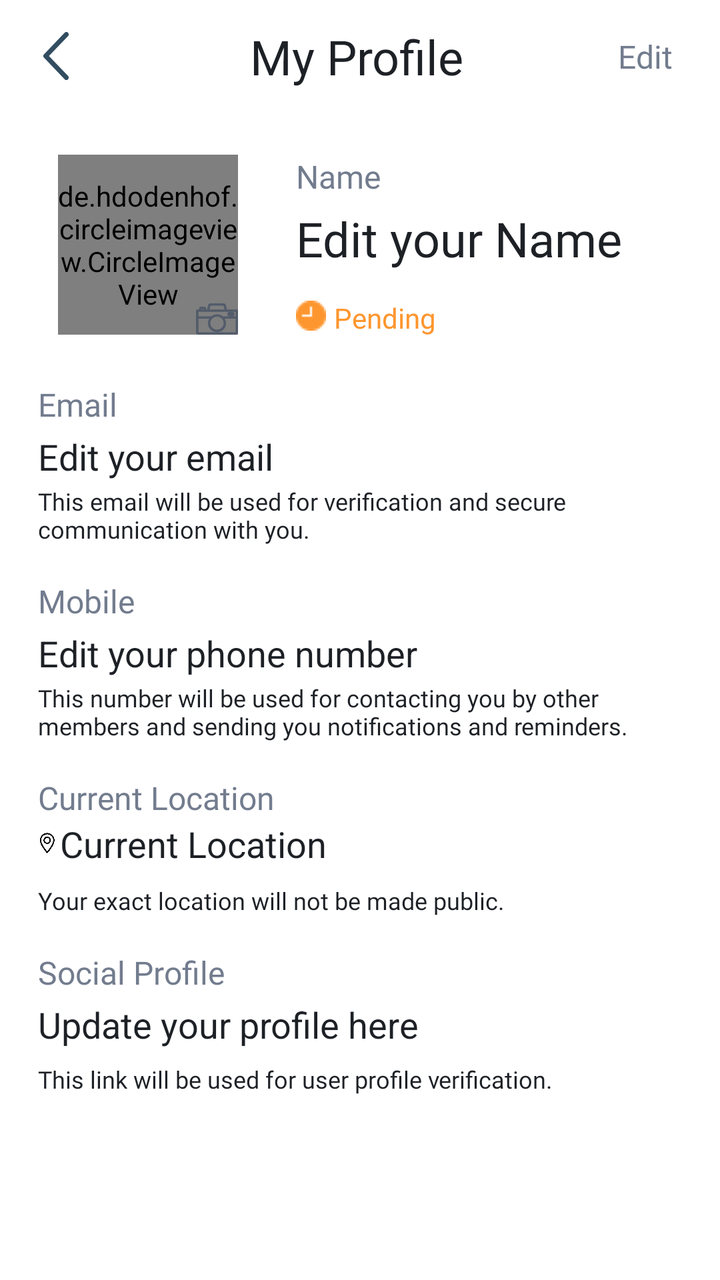
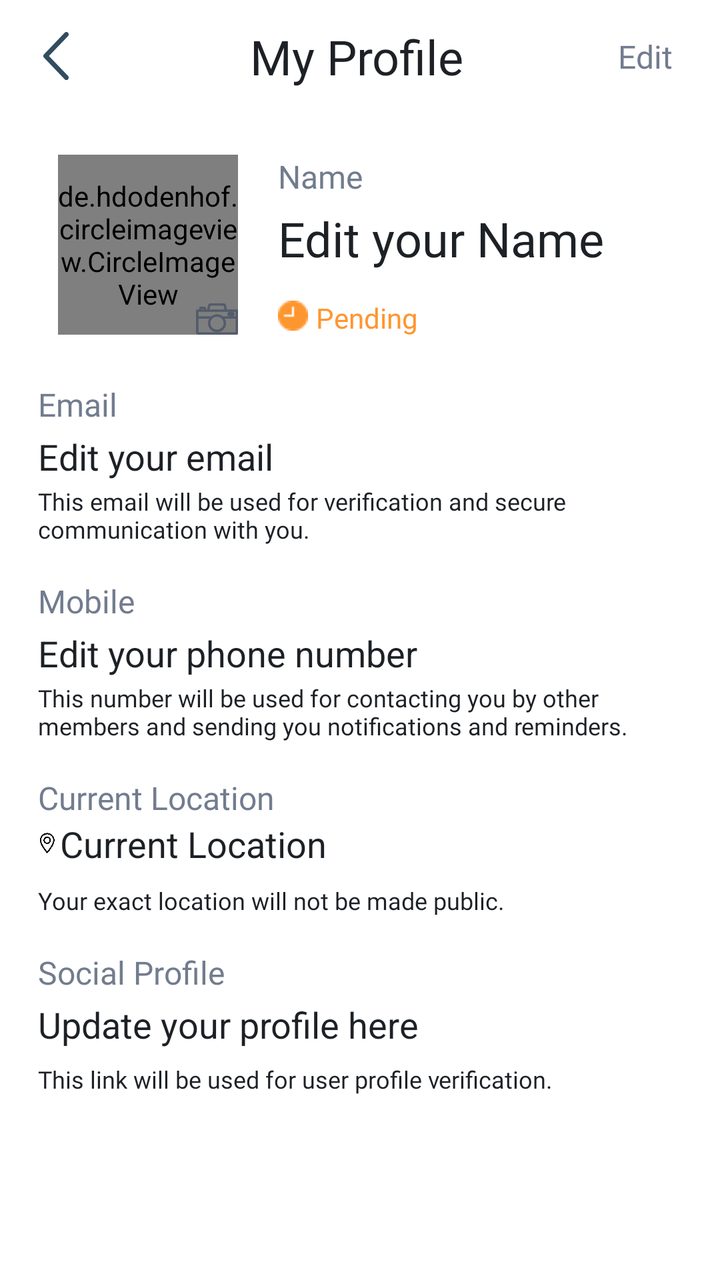

An Android layout rendered at two revisions. The XML below is the earlier revision; the diff shows what the commit changed to produce the second picture.
<!-- AndroidManifest.xml: application theme Theme.AbraaKaDabraa.App -->
<!-- res/layout/activity_my_profile2.xml -->
<?xml version="1.0" encoding="utf-8"?>
<androidx.constraintlayout.widget.ConstraintLayout xmlns:android="http://schemas.android.com/apk/res/android"
    xmlns:app="http://schemas.android.com/apk/res-auto"
    xmlns:tools="http://schemas.android.com/tools"
    android:layout_width="match_parent"
    android:layout_height="match_parent">

    <androidx.constraintlayout.widget.ConstraintLayout
        android:id="@+id/socialProfilePopUPLayout"
        android:layout_width="match_parent"
        android:layout_height="match_parent"
        android:background="@color/alert_bg_color"
        android:elevation="5dp"
        android:visibility="gone"
        app:layout_constraintBottom_toBottomOf="parent"
        app:layout_constraintEnd_toEndOf="parent"
        app:layout_constraintStart_toStartOf="parent"
        app:layout_constraintTop_toTopOf="parent">

        <androidx.cardview.widget.CardView
            android:id="@+id/successDialog1"
            android:layout_width="350dp"
            android:layout_height="220dp"
            android:visibility="visible"
            app:cardBackgroundColor="@color/new_bg_color"
            app:cardCornerRadius="16dp"
            app:layout_constraintBottom_toBottomOf="parent"
            app:layout_constraintEnd_toEndOf="parent"
            app:layout_constraintStart_toStartOf="parent"
            app:layout_constraintTop_toTopOf="parent">

            <androidx.constraintlayout.widget.ConstraintLayout
                android:layout_width="match_parent"
                android:layout_height="match_parent"
                android:background="@drawable/new_bg_theme">

                <TextView
                    android:id="@+id/textView8111"
                    android:layout_width="0dp"
                    android:layout_height="wrap_content"
                    android:layout_marginStart="16dp"
                    android:layout_marginTop="24dp"
                    android:layout_marginEnd="16dp"
                    android:fontFamily="@font/montserrat_medium"
                    android:gravity="center"
                    android:text="Please enter your profile ID to link \nyour social account to this app"
                    android:textColor="@color/title_color"
                    android:textSize="16sp"
                    app:layout_constraintEnd_toEndOf="parent"
                    app:layout_constraintStart_toStartOf="parent"
                    app:layout_constraintTop_toTopOf="parent" />

                <EditText
                    android:id="@+id/profileLink"
                    android:layout_width="198.95dp"
                    android:layout_height="41.73dp"
                    android:layout_marginTop="16dp"
                    android:background="@color/white"
                    android:gravity="center"
                    android:hint="Profile link ID"
                    android:padding="2dp"
                    app:layout_constraintEnd_toEndOf="@+id/textView8111"
                    app:layout_constraintStart_toStartOf="@+id/textView8111"
                    app:layout_constraintTop_toBottomOf="@+id/textView8111" />

                <TextView
                    android:id="@+id/okGotItBtn1"
                    android:layout_width="98dp"
                    android:layout_height="36dp"
                    android:layout_marginStart="32dp"
                    android:layout_marginEnd="32dp"
                    android:background="@drawable/btn_bg_rounded_rect"
                    android:fontFamily="@font/montserrat_semi_bold"
                    android:gravity="center"
                    android:text="Submit"
                    android:textAllCaps="false"
                    android:textColor="@color/white"
                    android:textSize="16sp"
                    app:layout_constraintBottom_toBottomOf="parent"
                    app:layout_constraintEnd_toEndOf="parent"
                    app:layout_constraintStart_toStartOf="parent"
                    app:layout_constraintTop_toBottomOf="@+id/profileLink"
                    app:layout_constraintVertical_bias="0.38" />
            </androidx.constraintlayout.widget.ConstraintLayout>
        </androidx.cardview.widget.CardView>
    </androidx.constraintlayout.widget.ConstraintLayout>

    <androidx.constraintlayout.widget.ConstraintLayout
        android:id="@+id/successLayout"
        android:layout_width="match_parent"
        android:layout_height="match_parent"
        android:background="@color/alert_bg_color"
        android:visibility="gone"
        android:elevation="5dp">

        <androidx.cardview.widget.CardView
            android:id="@+id/successDialog"
            android:layout_width="284dp"
            android:layout_height="192dp"
            android:visibility="visible"
            app:cardBackgroundColor="@color/new_bg_color"
            app:cardCornerRadius="16dp"
            app:layout_constraintBottom_toBottomOf="parent"
            app:layout_constraintEnd_toEndOf="parent"
            app:layout_constraintStart_toStartOf="parent"
            app:layout_constraintTop_toTopOf="parent">

            <androidx.constraintlayout.widget.ConstraintLayout
                android:layout_width="match_parent"
                android:layout_height="match_parent">

                <TextView
                    android:id="@+id/textView811"
                    android:layout_width="0dp"
                    android:layout_height="wrap_content"
                    android:layout_marginStart="16dp"
                    android:layout_marginTop="24dp"
                    android:layout_marginEnd="16dp"
                    android:gravity="center"
                    android:fontFamily="@font/montserrat_medium"
                    android:textSize="16sp"
                    android:textColor="@color/title_color"
                    android:text="Your profile is successfully submitted for verification. We will take 2 business days to verify. You will receive a notification."
                    app:layout_constraintEnd_toEndOf="parent"
                    app:layout_constraintStart_toStartOf="parent"
                    app:layout_constraintTop_toTopOf="parent" />

                <TextView
                    android:id="@+id/okGotItBtn"
                    android:layout_width="98dp"
                    android:layout_height="36dp"
                    android:layout_marginStart="32dp"
                    android:layout_marginTop="16dp"
                    android:layout_marginEnd="32dp"
                    android:layout_marginBottom="24dp"
                    android:background="@drawable/btn_bg_rounded_rect"
                    android:fontFamily="@font/montserrat_semi_bold"
                    android:gravity="center"
                    android:text="Ok, Got it"
                    android:textAllCaps="false"
                    android:textColor="@color/white"
                    android:textSize="16sp"
                    app:layout_constraintBottom_toBottomOf="parent"
                    app:layout_constraintEnd_toEndOf="parent"
                    app:layout_constraintStart_toStartOf="parent"
                    app:layout_constraintTop_toBottomOf="@+id/textView811" />
            </androidx.constraintlayout.widget.ConstraintLayout>
        </androidx.cardview.widget.CardView>
    </androidx.constraintlayout.widget.ConstraintLayout>

    <androidx.constraintlayout.widget.ConstraintLayout
        android:id="@+id/socialProfileLayout"
        android:layout_width="match_parent"
        android:layout_height="match_parent"
        android:background="@color/alert_bg_color"
        android:elevation="5dp"
        android:visibility="gone"
        app:layout_constraintBottom_toBottomOf="parent"
        app:layout_constraintEnd_toEndOf="parent"
        app:layout_constraintStart_toStartOf="parent"
        app:layout_constraintTop_toTopOf="parent">

        <androidx.constraintlayout.widget.ConstraintLayout
            android:id="@+id/bottomSheet"
            android:layout_width="match_parent"
            android:layout_height="wrap_content"
            android:background="@drawable/bottom_sheet_shape"
            app:cardElevation="8dp"
            app:layout_constraintBottom_toBottomOf="parent"
            app:layout_constraintEnd_toEndOf="parent"
            app:layout_constraintStart_toStartOf="parent">

            <TextView
                android:id="@+id/textView76"
                android:layout_width="56dp"
                android:layout_height="3dp"
                android:layout_marginStart="8dp"
                android:layout_marginTop="8dp"
                android:layout_marginEnd="8dp"
                android:background="@color/hint_color_op_40"
                app:layout_constraintEnd_toEndOf="parent"
                app:layout_constraintStart_toStartOf="parent"
                app:layout_constraintTop_toTopOf="parent" />

            <TextView
                android:id="@+id/textView77"
                android:layout_width="wrap_content"
                android:layout_height="wrap_content"
                android:layout_marginTop="16dp"
                android:fontFamily="@font/montserrat_bold"
                android:text="Share"
                android:textColor="#707070"
                android:textSize="22sp"
                app:layout_constraintEnd_toEndOf="@+id/textView76"
                app:layout_constraintStart_toStartOf="@+id/textView76"
                app:layout_constraintTop_toBottomOf="@+id/textView76" />

            <TextView
                android:id="@+id/textView78"
                android:layout_width="0dp"
                android:layout_height="wrap_content"
                android:layout_marginStart="32dp"
                android:layout_marginTop="16dp"
                android:layout_marginEnd="32dp"
                android:fontFamily="@font/montserrat_regular"
                android:gravity="center"
                android:text="Link your profile with any of the \nbelow platforms"
                android:textColor="#707070"
                android:textSize="@dimen/sp_16"
                app:layout_constraintEnd_toEndOf="parent"
                app:layout_constraintStart_toStartOf="parent"
                app:layout_constraintTop_toBottomOf="@+id/textView77" />

            <TextView
                android:id="@+id/socialProfileHeader"
                android:layout_width="wrap_content"
                android:layout_height="wrap_content"
                android:fontFamily="@font/montserrat_bold"
                android:text="https://www.facebook.com/"
                android:textSize="@dimen/sp_16"
                android:textStyle="bold"
                android:visibility="gone"
                app:layout_constraintEnd_toStartOf="@+id/socialProfileEdt"
                app:layout_constraintStart_toStartOf="@+id/rv_social_links"
                app:layout_constraintTop_toBottomOf="@+id/rv_social_links" />

            <androidx.recyclerview.widget.RecyclerView
                android:id="@+id/rv_social_links"
                android:layout_width="0dp"
                android:layout_height="wrap_content"
                android:layout_marginStart="8dp"
                android:layout_marginTop="8dp"
                android:layout_marginEnd="16dp"
                android:layout_marginBottom="24dp"
                app:layout_constraintBottom_toBottomOf="parent"
                app:layout_constraintEnd_toEndOf="parent"
                app:layout_constraintStart_toStartOf="parent"
                app:layout_constraintTop_toBottomOf="@+id/textView78" />

            <TextView
                android:id="@+id/submitBtn"
                android:layout_width="120dp"
                android:layout_height="48dp"
                android:layout_marginStart="16dp"
                android:layout_marginTop="16dp"
                android:layout_marginEnd="16dp"
                android:layout_marginBottom="16dp"
                android:background="@drawable/btn_bg_rounded_rect"
                android:fontFamily="@font/montserrat_semi_bold"
                android:gravity="center"
                android:text="Submit"
                android:textAllCaps="false"
                android:textColor="@color/white"
                android:textSize="14sp"
                android:visibility="gone"
                app:layout_constraintBottom_toBottomOf="parent"
                app:layout_constraintEnd_toEndOf="parent"
                app:layout_constraintStart_toStartOf="parent"
                app:layout_constraintTop_toBottomOf="@+id/socialProfileEdt" />

            <EditText
                android:id="@+id/socialProfileEdt"
                android:layout_width="0dp"
                android:layout_height="wrap_content"
                android:layout_marginStart="2dp"
                android:layout_marginEnd="8dp"
                android:ems="10"
                android:hint="Enter Profile"
                android:inputType="textPersonName"
                android:textSize="18sp"
                android:visibility="gone"
                app:layout_constraintBottom_toBottomOf="@+id/socialProfileHeader"
                app:layout_constraintEnd_toEndOf="parent"
                app:layout_constraintStart_toEndOf="@+id/socialProfileHeader"
                app:layout_constraintTop_toTopOf="@+id/socialProfileHeader" />

        </androidx.constraintlayout.widget.ConstraintLayout>

    </androidx.constraintlayout.widget.ConstraintLayout>

    <ImageView
        android:id="@+id/ivBack"
        android:layout_width="24dp"
        android:layout_height="24dp"
        android:layout_marginStart="16dp"
        android:layout_marginTop="16dp"
        app:layout_constraintStart_toStartOf="parent"
        app:layout_constraintTop_toTopOf="parent"
        app:srcCompat="@drawable/ic_back_arrow" />

    <TextView
        android:id="@+id/textView82"
        android:layout_width="0dp"
        android:layout_height="wrap_content"
        android:layout_marginStart="16dp"
        android:layout_marginEnd="8dp"
        android:fontFamily="@font/montserrat_bold"
        android:gravity="center"
        android:text="My Profile"
        android:textColor="#1D2126"
        android:textSize="24sp"
        app:layout_constraintBottom_toBottomOf="@+id/ivBack"
        app:layout_constraintEnd_toStartOf="@+id/editProfile"
        app:layout_constraintStart_toEndOf="@+id/ivBack"
        app:layout_constraintTop_toTopOf="@+id/ivBack" />

    <TextView
        android:id="@+id/editProfile"
        android:layout_width="0dp"
        android:layout_height="wrap_content"
        android:layout_marginEnd="24dp"
        android:fontFamily="@font/montserrat_medium"
        android:gravity="center"
        android:text="Edit"
        android:textColor="#727C8E"
        android:textSize="@dimen/sp_16"
        app:layout_constraintBottom_toBottomOf="@+id/ivBack"
        app:layout_constraintEnd_toEndOf="parent"
        app:layout_constraintTop_toTopOf="@+id/ivBack" />

    <FrameLayout
        android:id="@+id/frameLayout2"
        android:layout_width="0dp"
        android:layout_height="wrap_content"
        android:layout_marginStart="29dp"
        android:layout_marginTop="33dp"
        app:layout_constraintStart_toStartOf="parent"
        app:layout_constraintTop_toBottomOf="@+id/textView82">

        <de.hdodenhof.circleimageview.CircleImageView
            android:id="@+id/profilePic"
            android:layout_width="90dp"
            android:layout_height="90dp"
            android:src="@color/blue_text_color" />

        <ImageView
            android:id="@+id/uploadImage"
            android:layout_width="wrap_content"
            android:layout_height="wrap_content"
            android:layout_gravity="bottom|right"
            android:elevation="4dp"
            android:enabled="false"
            app:srcCompat="@drawable/ic_camera_profile" />

    </FrameLayout>

    <TextView
        android:id="@+id/textView120"
        android:layout_width="0dp"
        android:layout_height="wrap_content"
        android:layout_marginStart="29dp"
        android:layout_marginEnd="24dp"
        android:textColor="#727C8E"
        android:fontFamily="@font/montserrat_medium"
        android:textSize="@dimen/sp_16"
        android:text="Name"
        app:layout_constraintEnd_toEndOf="parent"
        app:layout_constraintStart_toEndOf="@+id/frameLayout2"
        app:layout_constraintTop_toTopOf="@+id/frameLayout2" />

    <EditText
        android:id="@+id/nameEdit"
        android:layout_width="0dp"
        android:layout_height="wrap_content"
        android:layout_marginTop="4dp"
        android:layout_marginEnd="24dp"
        android:background="@color/transparent"
        android:enabled="false"

        android:fontFamily="@font/montserrat_bold"
        android:hint="Edit your Name"
        android:textColor="#1D2126"
        android:textColorHint="#1D2126"
        android:textSize="24sp"
        app:layout_constraintEnd_toEndOf="parent"
        app:layout_constraintHorizontal_bias="0.0"
        app:layout_constraintStart_toStartOf="@+id/textView120"
        app:layout_constraintTop_toBottomOf="@+id/textView120" />

    <View
        android:layout_width="0dp"
        android:layout_height="1dp"
        android:background="@color/grey_font"
        app:layout_constraintEnd_toEndOf="@+id/nameEdit"
        app:layout_constraintStart_toStartOf="@+id/nameEdit"
        app:layout_constraintTop_toBottomOf="@+id/nameEdit" />

    <TextView
        android:id="@+id/profileStatus"
        android:layout_width="0dp"
        android:layout_height="wrap_content"
        android:layout_marginStart="4dp"
        android:layout_marginTop="14dp"
        android:layout_marginEnd="24dp"
        android:textColor="#FE962F"
        android:fontFamily="@font/montserrat_semi_bold"
        android:text="Pending"
        app:layout_constraintEnd_toEndOf="parent"
        app:layout_constraintStart_toEndOf="@+id/profileStatusImage"
        app:layout_constraintTop_toBottomOf="@+id/nameEdit" />

    <LinearLayout
        android:layout_width="match_parent"
        android:layout_height="wrap_content"
        android:layout_marginStart="19dp"
        android:layout_marginTop="24dp"
        android:layout_marginEnd="24dp"
        android:orientation="vertical"
        app:layout_constraintEnd_toEndOf="parent"
        app:layout_constraintStart_toStartOf="parent"
        app:layout_constraintTop_toBottomOf="@+id/frameLayout2">

        <LinearLayout
            android:layout_width="match_parent"
            android:layout_height="wrap_content"
            android:orientation="vertical">

            <TextView
                android:layout_width="wrap_content"
                android:layout_height="wrap_content"
                android:fontFamily="@font/montserrat_medium"
                android:text="Email"
                android:textColor="#727C8E"
                android:textSize="@dimen/sp_16" />

            <EditText
                android:id="@+id/emailEdit"
                android:layout_width="match_parent"
                android:layout_height="wrap_content"
                android:layout_marginTop="3dp"
                android:hint="Edit your email"
                android:textSize="18sp"
                android:enabled="false"
                android:inputType="textEmailAddress"
                android:background="@color/transparent"
                android:textColorHint="#1D2126" />

            <View
                android:layout_width="match_parent"
                android:layout_height="1dp"
                android:background="@color/grey_font" />

            <TextView
                android:layout_width="match_parent"
                android:layout_height="wrap_content"
                android:layout_marginTop="1dp"
                android:text="This email will be used for verification and secure communication with you."
                android:textColor="#1D2126"
                android:fontFamily="@font/montserrat_medium"
                android:textSize="12sp"/>
        </LinearLayout>

        <LinearLayout
            android:layout_marginTop="17dp"
            android:layout_width="match_parent"
            android:layout_height="wrap_content"
            android:orientation="vertical">

            <TextView
                android:layout_width="wrap_content"
                android:layout_height="wrap_content"
                android:fontFamily="@font/montserrat_medium"
                android:text="Mobile"
                android:textColor="#727C8E"
                android:textSize="@dimen/sp_16" />

            <EditText
                android:id="@+id/phoneEdit"
                android:layout_width="match_parent"
                android:layout_height="wrap_content"
                android:layout_marginTop="3dp"
                android:hint="Edit your phone number"
                android:textSize="18sp"
                android:enabled="false"
                android:inputType="phone"
                android:background="@color/transparent"
                android:textColorHint="#1D2126" />

            <View
                android:layout_width="match_parent"
                android:layout_height="1dp"
                android:background="@color/grey_font" />

            <TextView
                android:layout_width="match_parent"
                android:layout_height="wrap_content"
                android:layout_marginTop="1dp"
                android:text="This number will be used for contacting you by other members and sending you notifications and reminders."
                android:textColor="#1D2126"
                android:fontFamily="@font/montserrat_medium"
                android:textSize="12sp"/>
        </LinearLayout>

        <LinearLayout
            android:layout_marginTop="17dp"
            android:layout_width="match_parent"
            android:layout_height="wrap_content"
            android:orientation="vertical">

            <TextView
                android:layout_width="wrap_content"
                android:layout_height="wrap_content"
                android:fontFamily="@font/montserrat_medium"
                android:text="Current Location"
                android:textColor="#727C8E"
                android:textSize="@dimen/sp_16" />

            <LinearLayout
                android:layout_width="match_parent"
                android:layout_height="wrap_content"
                android:orientation="horizontal">
                <ImageView
                    android:layout_width="9dp"
                    android:layout_height="13dp"
                    android:src="@drawable/ic_location"
                    android:layout_gravity="center"/>
                <EditText
                    android:id="@+id/locationEdit"
                    android:layout_width="match_parent"
                    android:layout_height="wrap_content"
                    android:hint="Current Location"
                    android:textSize="18sp"
                    android:enabled="false"
                    android:layout_marginStart="2dp"
                    android:background="@color/transparent"
                    android:textColorHint="#1D2126" />
            </LinearLayout>


            <View
                android:layout_width="match_parent"
                android:layout_height="1dp"
                android:background="@color/grey_font" />

            <TextView
                android:layout_width="match_parent"
                android:layout_height="wrap_content"
                android:layout_marginTop="7dp"
                android:text="Your exact location will not be made public."
                android:textColor="#1D2126"
                android:fontFamily="@font/montserrat_medium"
                android:textSize="12sp"/>
        </LinearLayout>

        <LinearLayout
            android:layout_marginTop="17dp"
            android:layout_width="match_parent"
            android:layout_height="wrap_content"
            android:orientation="vertical">

            <TextView
                android:layout_width="wrap_content"
                android:layout_height="wrap_content"
                android:fontFamily="@font/montserrat_medium"
                android:text="Social Profile"
                android:textColor="#727C8E"
                android:textSize="@dimen/sp_16" />

            <TextView
                android:id="@+id/instaEdit"
                android:layout_width="match_parent"
                android:layout_height="wrap_content"
                android:layout_marginTop="3dp"
                android:text="Update your profile here"
                android:textSize="18sp"
                android:enabled="false"
                android:background="@color/transparent"
                android:textColor="#1D2126" />

            <TextView
                android:layout_width="match_parent"
                android:layout_height="wrap_content"
                android:layout_marginTop="7dp"
                android:text="This link will be used for user profile verification."
                android:textColor="#1D2126"
                android:fontFamily="@font/montserrat_medium"
                android:textSize="12sp"/>
        </LinearLayout>
    </LinearLayout>

    <ImageView
        android:id="@+id/profileStatusImage"
        android:layout_width="wrap_content"
        android:layout_height="wrap_content"
        android:layout_marginTop="15dp"
        android:src="@drawable/pending_icon"
        app:layout_constraintStart_toStartOf="@+id/nameEdit"
        app:layout_constraintTop_toBottomOf="@+id/nameEdit" />

    <TextView
        android:id="@+id/saveBtn"
        android:layout_width="0dp"
        android:layout_height="48dp"
        android:layout_marginStart="16dp"
        android:layout_marginEnd="16dp"
        android:layout_marginBottom="8dp"
        android:visibility="gone"
        android:background="@drawable/btn_bg_rounded_rect"
        android:fontFamily="@font/montserrat_semi_bold"
        android:gravity="center"
        android:text="Save"
        android:textAllCaps="false"
        android:textColor="@color/white"
        android:textSize="@dimen/sp_16"
        app:layout_constraintBottom_toBottomOf="parent"
        app:layout_constraintEnd_toEndOf="parent"
        app:layout_constraintStart_toStartOf="parent" />


</androidx.constraintlayout.widget.ConstraintLayout>
<!-- resources referenced by this layout -->
<resources>
  <color name="alert_bg_color">#B3000000</color>
  <color name="blue_text_color">#355389</color>
  <color name="hint_color_op_40">#50929292</color>
  <color name="new_bg_color">#F5F5F7</color>
  <color name="title_color">#535C6B</color>
  <color name="transparent">#00000000</color>
  <color name="white">#FFFFFFFF</color>
  <dimen name="sp_16">16sp</dimen>
  <!-- drawable bottom_sheet_shape (drawable) -->
  <shape xmlns:android="http://schemas.android.com/apk/res/android"
      android:shape="rectangle">
  
      <solid android:color="@color/white" />
  
      <corners android:topLeftRadius="16dp"
          android:topRightRadius="16dp"/>
  
  </shape>
  <!-- drawable btn_bg_rounded_rect (drawable) -->
  <shape xmlns:android="http://schemas.android.com/apk/res/android"
      android:shape="rectangle">
  
      <solid android:color="@color/new_button_color" />
  
      <corners android:radius="8dp" />
  
  </shape>
  <!-- drawable ic_back_arrow (drawable) -->
  <vector android:height="44.5704dp" android:viewportHeight="18.571"
      android:viewportWidth="10" android:width="24dp" xmlns:android="http://schemas.android.com/apk/res/android">
      <path android:fillColor="#334d60" android:pathData="M0.265,9.949 L8.433,18.3a0.906,0.906 0,0 0,1.3 0,0.951 0.951,0 0,0 0,-1.325L2.212,9.286 9.73,1.6a0.952,0.952 0,0 0,0 -1.326,0.906 0.906,0 0,0 -1.3,0L0.265,8.623A0.962,0.962 0,0 0,0.265 9.949Z"/>
  </vector>
  <!-- drawable ic_camera_profile (drawable) -->
  <vector xmlns:android="http://schemas.android.com/apk/res/android"
      android:width="20.854dp"
      android:height="15.829dp"
      android:viewportWidth="20.854"
      android:viewportHeight="15.829">
    <path
        android:pathData="M20.25,3.367L15.166,3.367l-0.509,-2.29a1.089,1.089 0,0 0,-1.05 -0.827L7.25,0.25a1.027,1.027 0,0 0,-1.018 0.827l-0.509,2.29L4.766,3.367v-0.731a0.706,0.706 0,0 0,-0.7 -0.7L2.508,1.936a0.706,0.706 0,0 0,-0.7 0.7v0.731L0.6,3.367a0.353,0.353 0,0 0,-0.35 0.35L0.25,14.53a1.059,1.059 0,0 0,1.05 1.05L19.55,15.58a1.059,1.059 0,0 0,1.05 -1.05L20.6,3.717A0.334,0.334 0,0 0,20.25 3.367ZM6.897,1.236A0.373,0.373 0,0 1,7.25 0.95h6.361a0.373,0.373 0,0 1,0.35 0.286l0.477,2.131L6.42,3.367ZM2.508,2.636L4.066,2.636v0.731L2.508,3.367ZM2.158,4.067L19.936,4.067v2.767L13.258,6.834a4.178,4.178 0,0 0,-2.8 -1.05,4.342 4.342,0 0,0 -2.8,1.05L0.981,6.834L0.981,4.066L2.158,4.066ZM10.427,6.45a3.562,3.562 0,1 1,-3.562 3.562A3.556,3.556 0,0 1,10.427 6.45ZM19.55,14.88L1.3,14.88a0.353,0.353 0,0 1,-0.35 -0.35v-7L6.992,7.53a4.262,4.262 0,1 0,6.87 0h6.043v7A0.353,0.353 0,0 1,19.55 14.88Z"
        android:strokeWidth="0.5"
        android:fillColor="#535c6b"
        android:strokeColor="#535c6b"/>
    <path
        android:pathData="M16.597,6.388h1.495a0.706,0.706 0,0 0,0.7 -0.7L18.792,5.275a0.706,0.706 0,0 0,-0.7 -0.7L16.597,4.575a0.706,0.706 0,0 0,-0.7 0.7v0.413A0.706,0.706 0,0 0,16.597 6.388ZM16.597,5.275h1.495v0.413L16.597,5.688Z"
        android:strokeWidth="0.5"
        android:fillColor="#535c6b"
        android:strokeColor="#535c6b"/>
  </vector>
  <!-- drawable ic_location: png bitmap (drawable, 27234 bytes) -->
  <!-- drawable new_bg_theme (drawable) -->
  <shape xmlns:android="http://schemas.android.com/apk/res/android" android:shape="rectangle" >
      <gradient
          android:startColor="#FFFFFF"
          android:endColor="#E4FAFF"
          android:angle="90"/>
  </shape>
  <!-- drawable pending_icon: png bitmap (drawable, 343 bytes) -->
  <style name="Theme.AbraaKaDabraa.App" parent="Theme.MaterialComponents.Light.DarkActionBar">
          <item name="colorPrimary">@color/theme_color</item>
          <item name="colorPrimaryVariant">@color/theme_color</item>
          <item name="colorOnPrimary">@color/theme_color</item>
      </style>
  <color name="new_button_color">#2D7A76</color>
  <color name="theme_color">#416D49</color>
</resources>

<!-- the commit's change to res/layout/activity_my_profile2.xml (unified diff, before → after) -->
@@ -348,12 +348,12 @@
         android:id="@+id/textView120"
         android:layout_width="0dp"
         android:layout_height="wrap_content"
-        android:layout_marginStart="29dp"
+        android:layout_marginStart="20dp"
         android:layout_marginEnd="24dp"
+        android:fontFamily="@font/montserrat_medium"
+        android:text="Name"
         android:textColor="#727C8E"
-        android:fontFamily="@font/montserrat_medium"
         android:textSize="@dimen/sp_16"
-        android:text="Name"
         app:layout_constraintEnd_toEndOf="parent"
         app:layout_constraintStart_toEndOf="@+id/frameLayout2"
         app:layout_constraintTop_toTopOf="@+id/frameLayout2" />
@@ -366,7 +366,8 @@
         android:layout_marginEnd="24dp"
         android:background="@color/transparent"
         android:enabled="false"
-
+        android:maxLines="2"
+        android:maxLength="20"
         android:fontFamily="@font/montserrat_bold"
         android:hint="Edit your Name"
         android:textColor="#1D2126"
